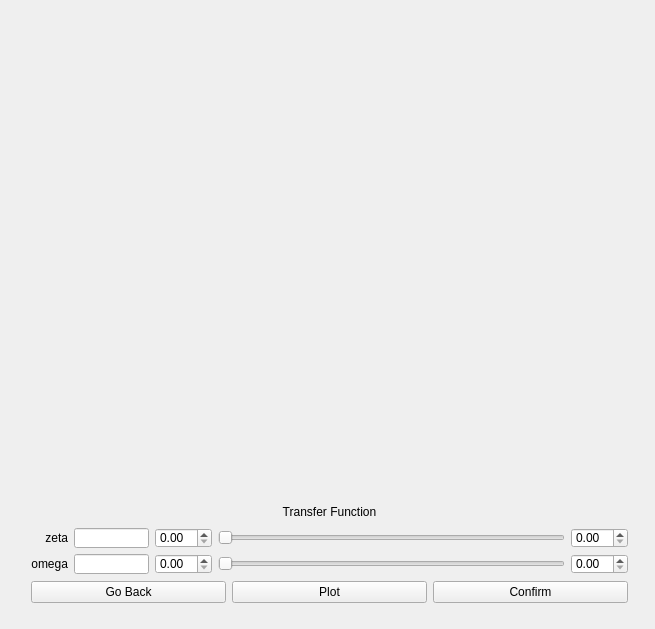
Old version of the form mct-usc-dev/bodeplotwindow.ui in the repository Yanbo-Li/mct-test.
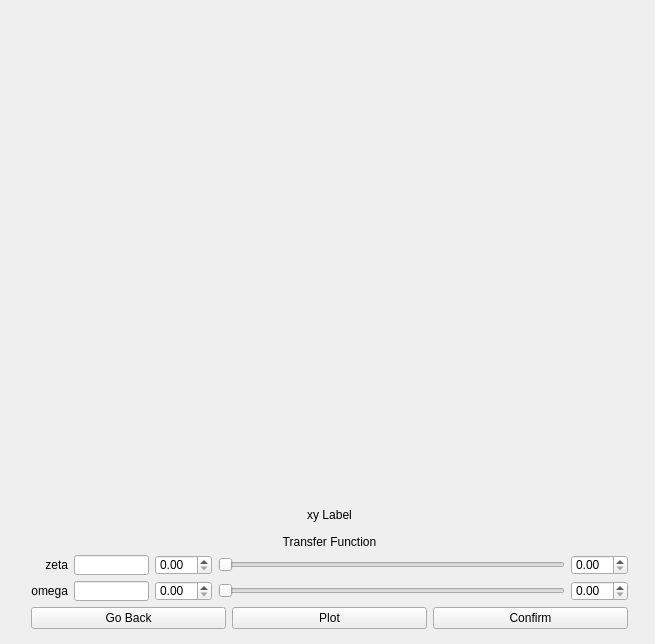
New version of the form. Custom widgets are drawn as their Qt base class.

Commit message: Update bodeplotwindow for mouse click testing

```diff
--- a/mct-usc-dev/bodeplotwindow.ui
+++ b/mct-usc-dev/bodeplotwindow.ui
@@ -7,7 +7,7 @@
     <x>0</x>
     <y>0</y>
     <width>655</width>
-    <height>629</height>
+    <height>644</height>
    </rect>
   </property>
   <property name="windowTitle">
@@ -19,7 +19,7 @@
      <x>0</x>
      <y>0</y>
      <width>651</width>
-     <height>621</height>
+     <height>641</height>
     </rect>
    </property>
    <widget class="QCustomPlot" name="customPlot" native="true">
@@ -38,10 +38,20 @@
       <x>20</x>
       <y>490</y>
       <width>619</width>
-      <height>127</height>
+      <height>150</height>
      </rect>
     </property>
     <layout class="QVBoxLayout" name="outerVLayout">
+     <item>
+      <widget class="QLabel" name="xyLabel">
+       <property name="text">
+        <string>xy Label</string>
+       </property>
+       <property name="alignment">
+        <set>Qt::AlignCenter</set>
+       </property>
+      </widget>
+     </item>
      <item>
       <layout class="QVBoxLayout" name="topHLayout">
        <item>
```
Left out of the diff: 11 changed lines with no effect on the pictures. The commit also changes 3 other files.
